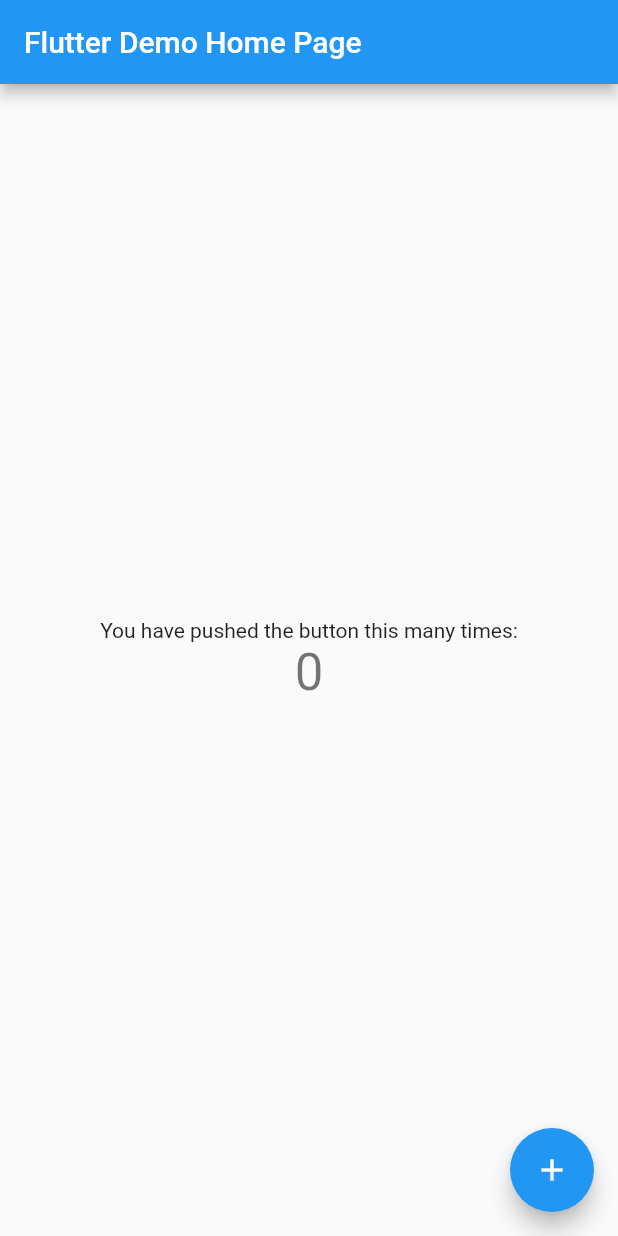
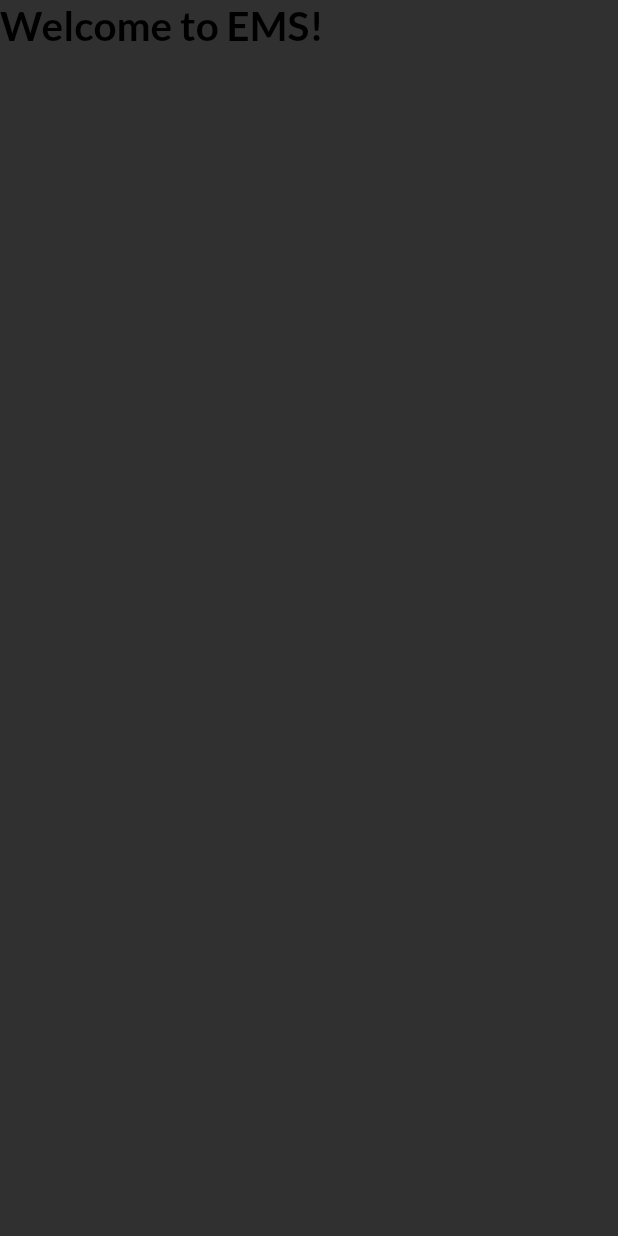
Before and after one commit to vanthuynh/planitect, a Flutter app: the screen it shows after launch, on a phone screen of 412 x 824 dp. Run offline on Flutter 3.47's test engine with Material 2 defaults, Android fonts, the light colour scheme and no system bars; our stand-ins replace google_fonts.

Commit message:
first onboarding screen

```diff
--- a/lib/main.dart
+++ b/lib/main.dart
@@ -1,4 +1,6 @@
 import 'package:flutter/material.dart';
+import 'package:google_fonts/google_fonts.dart';
+import 'package:van_main_flutter_app/views/onboarding_screen.dart';
 
 void main() {
   runApp(const MyApp());
@@ -10,106 +12,31 @@
   // This widget is the root of your application.
   @override
   Widget build(BuildContext context) {
+    ThemeData _buildTheme(brightness) {
+      var baseTheme = ThemeData(brightness: brightness);
+
+      return baseTheme.copyWith(
+        textTheme: GoogleFonts.latoTextTheme(baseTheme.textTheme),
+      );
+    }
     return MaterialApp(
+
       title: 'Flutter Demo',
-      theme: ThemeData(
-        // This is the theme of your application.
-        //
-        // Try running your application with "flutter run". You'll see the
-        // application has a blue toolbar. Then, without quitting the app, try
-        // changing the primarySwatch below to Colors.green and then invoke
-        // "hot reload" (press "r" in the console where you ran "flutter run",
-        // or simply save your changes to "hot reload" in a Flutter IDE).
-        // Notice that the counter didn't reset back to zero; the application
-        // is not restarted.
-        primarySwatch: Colors.blue,
-      ),
-      home: const MyHomePage(title: 'Flutter Demo Home Page'),
+      theme: _buildTheme(Brightness.dark),
+      home: OnBoardingScreen(),
+    //   theme: ThemeData(
+    //     // This is the theme of your application.
+    //     //
+    //     // Try running your application with "flutter run". You'll see the
+    //     // application has a blue toolbar. Then, without quitting the app, try
+    //     // changing the primarySwatch below to Colors.green and then invoke
+    //     // "hot reload" (press "r" in the console where you ran "flutter run",
+    //     // or simply save your changes to "hot reload" in a Flutter IDE).
+    //     // Notice that the counter didn't reset back to zero; the application
+    //     // is not restarted.
+    //     primarySwatch: Colors.blue,
+    //   ),
+    //   home: const MyHomePage(title: 'Flutter Demo Home Page'),
     );
   }
 }
-
-class MyHomePage extends StatefulWidget {
-  const MyHomePage({super.key, required this.title});
-
-  // This widget is the home page of your application. It is stateful, meaning
-  // that it has a State object (defined below) that contains fields that affect
-  // how it looks.
-
-  // This class is the configuration for the state. It holds the values (in this
-  // case the title) provided by the parent (in this case the App widget) and
-  // used by the build method of the State. Fields in a Widget subclass are
-  // always marked "final".
-
-  final String title;
-
-  @override
-  State<MyHomePage> createState() => _MyHomePageState();
-}
-
-class _MyHomePageState extends State<MyHomePage> {
-  int _counter = 0;
-
-  void _incrementCounter() {
-    setState(() {
-      // This call to setState tells the Flutter framework that something has
-      // changed in this State, which causes it to rerun the build method below
-      // so that the display can reflect the updated values. If we changed
-      // _counter without calling setState(), then the build method would not be
-      // called again, and so nothing would appear to happen.
-      _counter++;
-    });
-  }
-
-  @override
-  Widget build(BuildContext context) {
-    // This method is rerun every time setState is called, for instance as done
-    // by the _incrementCounter method above.
-    //
-    // The Flutter framework has been optimized to make rerunning build methods
-    // fast, so that you can just rebuild anything that needs updating rather
-    // than having to individually change instances of widgets.
-    return Scaffold(
-      appBar: AppBar(
-        // Here we take the value from the MyHomePage object that was created by
-        // the App.build method, and use it to set our appbar title.
-        title: Text(widget.title),
-      ),
-      body: Center(
-        // Center is a layout widget. It takes a single child and positions it
-        // in the middle of the parent.
-        child: Column(
-          // Column is also a layout widget. It takes a list of children and
-          // arranges them vertically. By default, it sizes itself to fit its
-          // children horizontally, and tries to be as tall as its parent.
-          //
-          // Invoke "debug painting" (press "p" in the console, choose the
-          // "Toggle Debug Paint" action from the Flutter Inspector in Android
-          // Studio, or the "Toggle Debug Paint" command in Visual Studio Code)
-          // to see the wireframe for each widget.
-          //
-          // Column has various properties to control how it sizes itself and
-          // how it positions its children. Here we use mainAxisAlignment to
-          // center the children vertically; the main axis here is the vertical
-          // axis because Columns are vertical (the cross axis would be
-          // horizontal).
-          mainAxisAlignment: MainAxisAlignment.center,
-          children: <Widget>[
-            const Text(
-              'You have pushed the button this many times:',
-            ),
-            Text(
-              '$_counter',
-              style: Theme.of(context).textTheme.headlineMedium,
-            ),
-          ],
-        ),
-      ),
-      floatingActionButton: FloatingActionButton(
-        onPressed: _incrementCounter,
-        tooltip: 'Increment',
-        child: const Icon(Icons.add),
-      ), // This trailing comma makes auto-formatting nicer for build methods.
-    );
-  }
-}
--- /dev/null
+++ b/lib/views/onboarding_screen.dart
@@ -0,0 +1,20 @@
+import 'package:flutter/material.dart';
+class OnBoardingScreen extends StatelessWidget {
+  // const OnBoardingScreen({Key? key}) : super(key: key);
+
+  @override
+  Widget build(BuildContext) {
+    return Scaffold(
+      body: Column(
+        children: [
+          Text("Welcome to EMS!",style: TextStyle(
+            color: Colors.black,
+            fontSize: 27,
+            fontWeight: FontWeight.w700,
+
+          ),)
+        ],
+      ),
+    );
+  }
+}
--- a/pubspec.yaml
+++ b/pubspec.yaml
@@ -35,6 +35,7 @@
   # The following adds the Cupertino Icons font to your application.
   # Use with the CupertinoIcons class for iOS style icons.
   cupertino_icons: ^1.0.2
+  google_fonts: ^4.0.3
 
 dev_dependencies:
   flutter_test:
```
Also changed, not shown: pubspec.lock.
